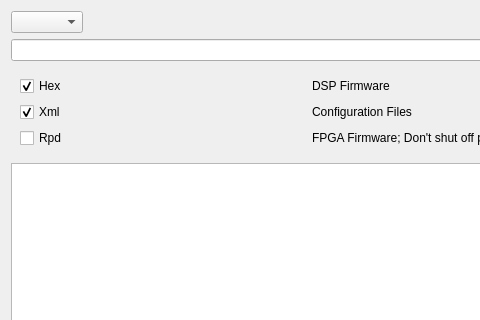
tiangaomingjing/ServoDriveTech, file App/AppSDT/FirmwareFlashDialog/firmwareflashdialog.ui: the form before one commit; both pictures show x 0 to 480 and y 0 to 320 of the 617 by 495 pixel window.
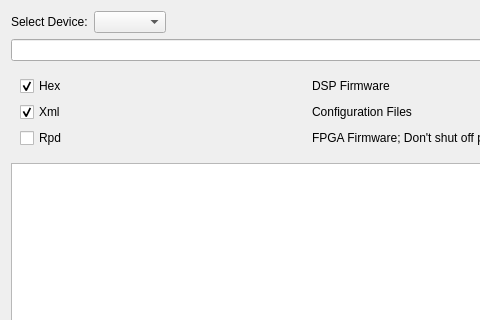
The form after the commit.

The edit to the form file:
```diff
--- a/App/AppSDT/FirmwareFlashDialog/firmwareflashdialog.ui
+++ b/App/AppSDT/FirmwareFlashDialog/firmwareflashdialog.ui
@@ -16,6 +16,13 @@
   <layout class="QVBoxLayout" name="verticalLayout">
    <item>
     <layout class="QHBoxLayout" name="horizontalLayout_4">
+     <item>
+      <widget class="QLabel" name="label_4">
+       <property name="text">
+        <string>Select Device:</string>
+       </property>
+      </widget>
+     </item>
      <item>
       <widget class="QComboBox" name="comboBox_firm"/>
      </item>
```
